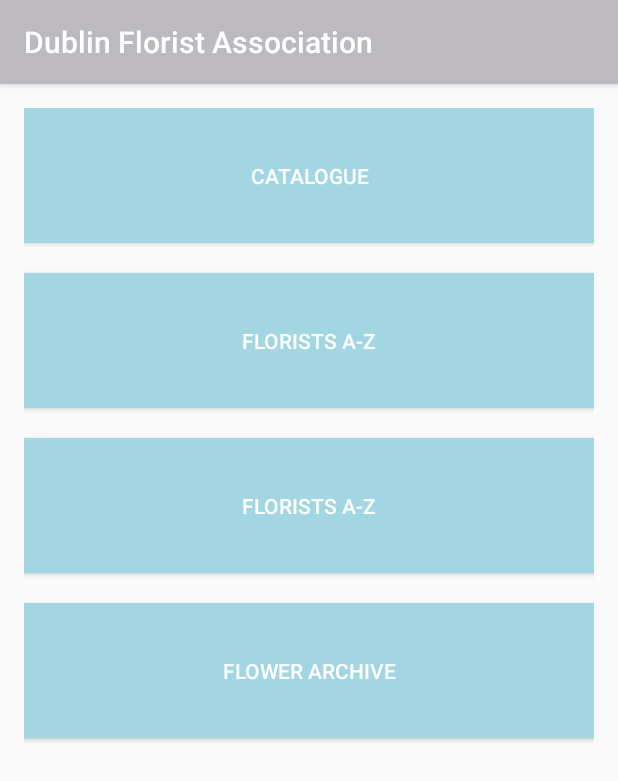
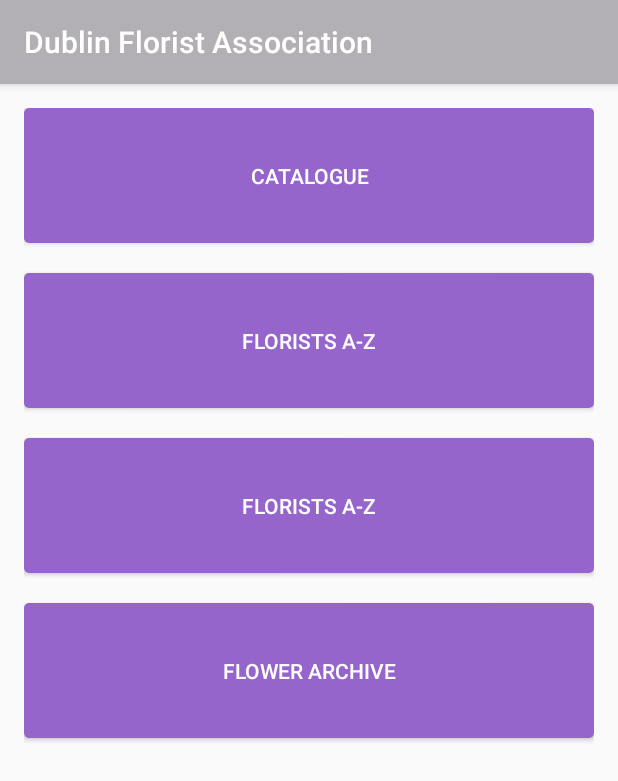
Before and after one commit to LeonMulvaney/FlowerApp, an Android app: the home screen opened directly, with no data from a screen before it, on a phone screen of 412 x 824 dp. Shown: the top 781 px of the screen. Run offline under Robolectric (Android 15) with nearby library versions, the phone set to English and light mode, and no system bars.

Commit message:
Rounded Buttons Added - NEW XML file in drawable to do this

```diff
--- a/app/src/main/java/com/leondesigns/flowerapp/MainActivity.java
+++ b/app/src/main/java/com/leondesigns/flowerapp/MainActivity.java
@@ -4,6 +4,7 @@ import android.content.Intent;
 import android.support.v7.app.AppCompatActivity;
 import android.os.Bundle;
 import android.view.View;
+import android.view.Window;
 
 public class MainActivity extends AppCompatActivity {
 
@@ -11,6 +12,7 @@ public class MainActivity extends AppCompatActivity {
     protected void onCreate(Bundle savedInstanceState) {
         super.onCreate(savedInstanceState);
         setContentView(R.layout.activity_main);
+
     }
 
     public void viewHome(View view){
--- /dev/null
+++ b/app/src/main/res/drawable/btn2rounded.xml
@@ -0,0 +1,9 @@
+<?xml version="1.0" encoding="utf-8"?>
+<selector xmlns:android="http://schemas.android.com/apk/res/android">
+    <item>
+        <shape android:shape="rectangle"  >
+            <corners android:radius="3dip" />
+            // <gradient android:startColor="@color/colorAccent" android:endColor="@color/colorAccent" />
+        </shape>
+    </item>
+</selector>
--- a/app/src/main/res/layout/activity_home.xml
+++ b/app/src/main/res/layout/activity_home.xml
@@ -18,7 +18,7 @@
         android:layout_height="90dp"
         android:text = "@string/catalogue"
         android:textColor = "#FFFFFF"
-        android:background= "@color/colorAccent"
+        android:background= "@drawable/btn2rounded"
         android:layout_marginBottom="20dp"
         android:onClick="viewCatalogue"
         />
@@ -29,7 +29,7 @@
         android:layout_height="90dp"
         android:text = "@string/FloristsAZ"
         android:textColor = "#FFFFFF"
-        android:background= "@color/colorAccent"
+        android:background= "@drawable/btn2rounded"
         android:layout_marginBottom="20dp"
         android:onClick="viewFloristsAZ"
 
@@ -41,7 +41,7 @@
         android:layout_height="90dp"
         android:text = "@string/floristsByLocation"
         android:textColor = "#FFFFFF"
-        android:background= "@color/colorAccent"
+        android:background= "@drawable/btn2rounded"
         android:layout_marginBottom="20dp"
         />
 
@@ -51,7 +51,7 @@
         android:layout_height="90dp"
         android:text = "@string/flowerArchive"
         android:textColor = "#FFFFFF"
-        android:background= "@color/colorAccent"
+        android:background= "@drawable/btn2rounded"
         android:onClick="viewFlowerArchive"
 
         />
--- a/app/src/main/res/layout/activity_main.xml
+++ b/app/src/main/res/layout/activity_main.xml
@@ -10,7 +10,9 @@
     android:paddingTop="@dimen/activity_vertical_margin"
     tools:context="com.leondesigns.flowerapp.MainActivity"
     android:orientation="vertical"
-    android:weightSum="1">
+    android:weightSum="1"
+
+    >
 
     <ImageView
         android:layout_width="fill_parent"
@@ -59,6 +61,7 @@
         android:layout_height="wrap_content"
         android:elevation="0dp"
         style="@style/roseButton"
+        android:background="@drawable/btn1rounded"
         android:text="@string/login"
         android:textAppearance="@style/TextAppearance.AppCompat"
         android:layout_marginBottom="25dp"
@@ -79,6 +82,7 @@
         android:layout_height="wrap_content"
         android:elevation="0dp"
         style="@style/roseButton"
+        android:background="@drawable/btn1rounded"
         android:text="@string/register"
         android:textAppearance="@style/TextAppearance.AppCompat"
         />
--- a/app/src/main/res/values/colors.xml
+++ b/app/src/main/res/values/colors.xml
@@ -1,7 +1,7 @@
 <?xml version="1.0" encoding="utf-8"?>
 <resources>
-    <color name="colorPrimary">#BCBABE</color>
-    <color name="colorPrimaryDark">#a9a7ab</color>
-    <color name="colorAccent">#A1D6E2</color>
-    <color name ="colorAccent2">#1995AD</color>
+    <color name="colorPrimary">#b2b0b4</color>
+    <color name="colorPrimaryDark">#a8a6ab</color>
+    <color name="colorAccent">#9565cc</color>
+    <color name ="colorAccent2">#9ccc65</color>
 </resources>
--- a/app/src/main/res/values/styles.xml
+++ b/app/src/main/res/values/styles.xml
@@ -19,6 +19,9 @@
         <item name="android:focusable">true</item>
         <item name="android:clickable">true</item>
 
+        <item name="android:radius">3dip</item>
+
+
 
     </style>
 
```
Also changed, not shown: app/src/main/res/drawable/btn1rounded.xml (added, +9 -0 lines).
